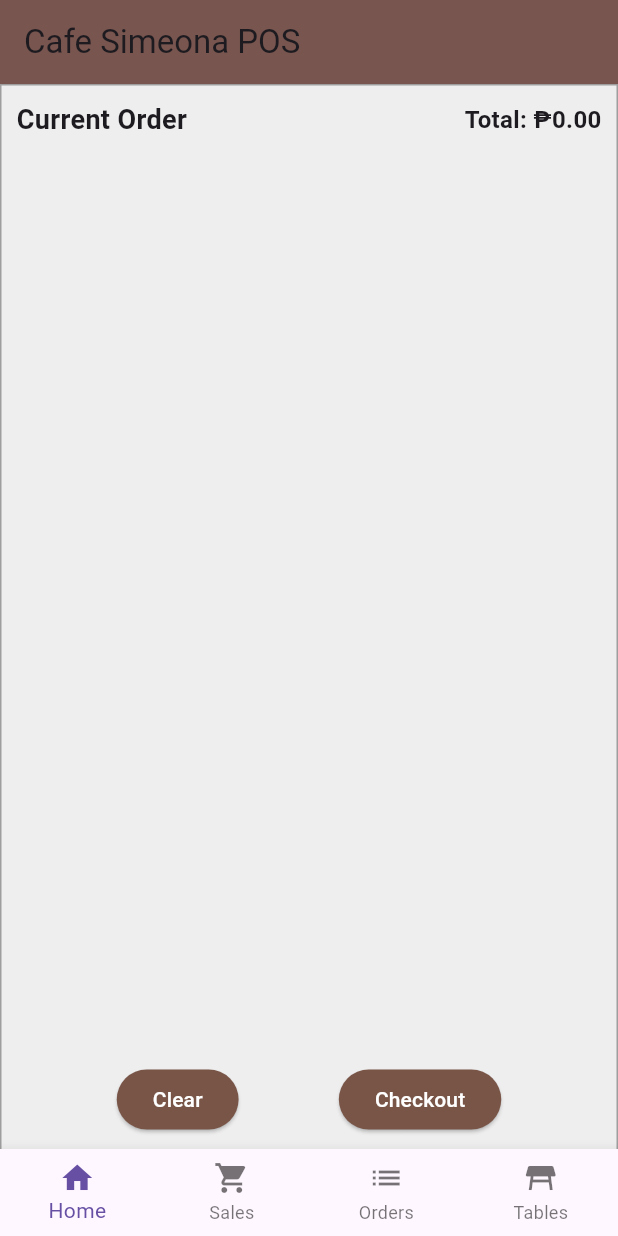
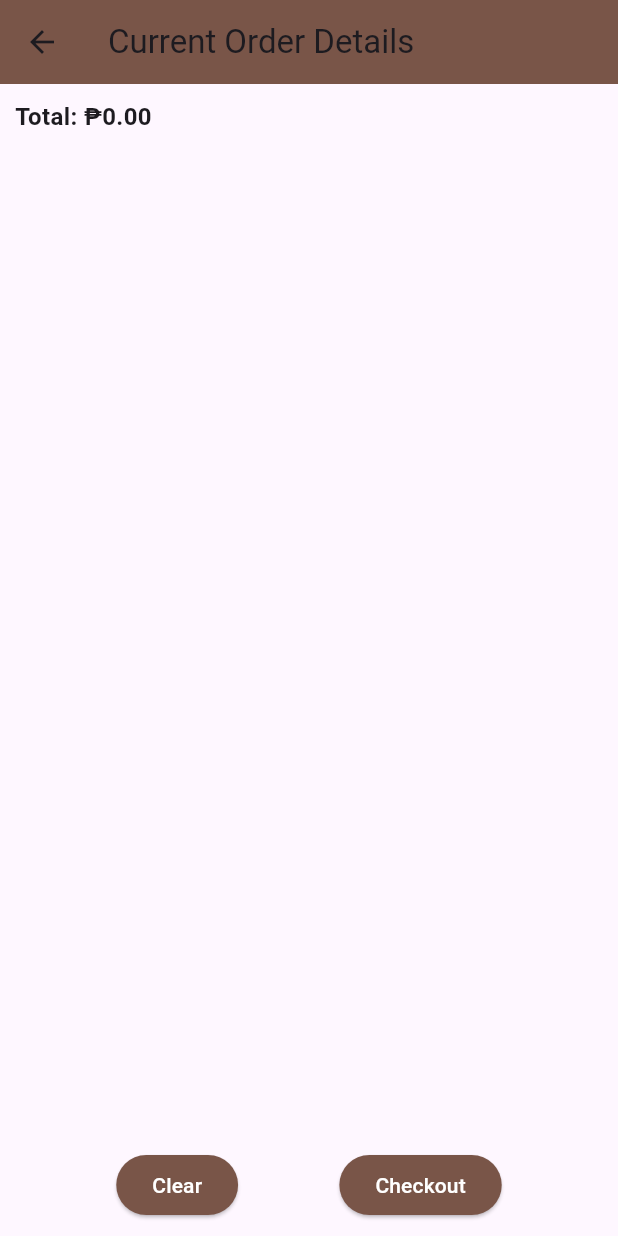
Before and after one commit to Jefgrim/cafe_simeona, a Flutter app: the screen it shows after launch, scrolled down 46 dp, after a tap on "Current Order", on a phone screen of 412 x 824 dp. Run offline on Flutter 3.47's test engine with Material 3 defaults, Android fonts, the phone set to English and light mode, and no system bars.

Commit message:
current order details fix

```diff
--- /dev/null
+++ b/lib/pages/current_order_page.dart
@@ -0,0 +1,74 @@
+import 'package:flutter/material.dart';
+
+class CurrentOrderPage extends StatelessWidget {
+  final List<Map<String, dynamic>> currentOrder;
+  final double total;
+  final VoidCallback clearOrder;
+
+  const CurrentOrderPage({
+    Key? key,
+    required this.currentOrder,
+    required this.total,
+    required this.clearOrder,
+  }) : super(key: key);
+
+  @override
+  Widget build(BuildContext context) {
+    return Scaffold(
+      appBar: AppBar(
+        title: const Text('Current Order Details'),
+        backgroundColor: Colors.brown,
+      ),
+      body: Padding(
+        padding: const EdgeInsets.all(10.0),
+        child: Column(
+          crossAxisAlignment: CrossAxisAlignment.start,
+          children: [
+            Text('Total: ₱${total.toStringAsFixed(2)}',
+                style: const TextStyle(fontSize: 16, fontWeight: FontWeight.bold)),
+            const SizedBox(height: 10),
+            Expanded(
+              child: ListView.builder(
+                itemCount: currentOrder.length,
+                itemBuilder: (context, index) {
+                  return ListTile(
+                    title: Text('${currentOrder[index]['name']} x ${currentOrder[index]['quantity']}'),
+                    trailing: Text(
+                        '₱${(currentOrder[index]['price'] * currentOrder[index]['quantity']).toStringAsFixed(2)}'),
+                  );
+                },
+              ),
+            ),
+            Row(
+              mainAxisAlignment: MainAxisAlignment.spaceEvenly,
+              children: [
+                ElevatedButton(
+                  onPressed: () {
+                    clearOrder();
+                    Navigator.pop(context);
+                  },
+                  style: ElevatedButton.styleFrom(
+                      backgroundColor: Colors.brown, foregroundColor: Colors.white),
+                  child: const Text('Clear'),
+                ),
+                ElevatedButton(
+                  onPressed: () {
+                    // Implement checkout logic
+                    ScaffoldMessenger.of(context).showSnackBar(
+                      const SnackBar(content: Text('Checkout successful! (Not really)')),
+                    );
+                    clearOrder();
+                    Navigator.pop(context);
+                  },
+                  style: ElevatedButton.styleFrom(
+                      backgroundColor: Colors.brown, foregroundColor: Colors.white),
+                  child: const Text('Checkout'),
+                ),
+              ],
+            ),
+          ],
+        ),
+      ),
+    );
+  }
+}
--- a/lib/pages/home_page.dart
+++ b/lib/pages/home_page.dart
@@ -1,7 +1,8 @@
 import 'package:flutter/material.dart';
+import 'package:cafe_simeona/pages/current_order_page.dart';
 
 class HomePage extends StatefulWidget {
-  const HomePage({super.key});
+  const HomePage({Key? key}) : super(key: key);
 
   @override
   State<HomePage> createState() => _HomePageState();
@@ -23,7 +24,6 @@ class _HomePageState extends State<HomePage> {
 
   List<Map<String, dynamic>> currentOrder = [];
   double total = 0.0;
-  bool isOrderExpanded = false;
 
   void addItemToOrder(Map<String, dynamic> item) {
     setState(() {
@@ -63,10 +63,17 @@ class _HomePageState extends State<HomePage> {
         0.0, (sum, item) => sum + (item['price'] * item['quantity']));
   }
 
-  void toggleOrderVisibility() {
-    setState(() {
-      isOrderExpanded = !isOrderExpanded;
-    });
+  void _navigateToCurrentOrderPage() {
+    Navigator.push(
+      context,
+      MaterialPageRoute(
+        builder: (context) => CurrentOrderPage(
+          currentOrder: currentOrder,
+          total: total,
+          clearOrder: clearOrder,
+        ),
+      ),
+    );
   }
 
   @override
@@ -109,64 +116,24 @@ class _HomePageState extends State<HomePage> {
             ),
           ),
           GestureDetector(
-            onTap: toggleOrderVisibility,
-            child: AnimatedContainer(
-              duration: const Duration(milliseconds: 300),
-              height: isOrderExpanded ? MediaQuery.of(context).size.height - AppBar().preferredSize.height - kBottomNavigationBarHeight : 60,
-              padding: const EdgeInsets.all(10),
+            onTap: _navigateToCurrentOrderPage,
+            child: Container(
+              height: 60,
               decoration: BoxDecoration(
                 color: Colors.grey[200],
                 border: Border.all(color: Colors.grey),
               ),
-              child: Column(
-                children: [
-                  Row(
-                    mainAxisAlignment: MainAxisAlignment.spaceBetween,
-                    children: [
-                      const Text('Current Order', style: TextStyle(fontSize: 18, fontWeight: FontWeight.bold)),
-                      Text('Total: ₱${total.toStringAsFixed(2)}', style: const TextStyle(fontSize: 16, fontWeight: FontWeight.bold)),
-                    ],
-                  ),
-                  if (isOrderExpanded)
-                    Expanded(
-                      child: ListView.builder(
-                        itemCount: currentOrder.length,
-                        itemBuilder: (context, index) {
-                          return ListTile(
-                            title: Text(
-                                '${currentOrder[index]['name']} x ${currentOrder[index]['quantity']}'),
-                            trailing: Text(
-                                '₱${(currentOrder[index]['price'] * currentOrder[index]['quantity']).toStringAsFixed(2)}'),
-                          );
-                        },
-                      ),
-                    ),
-                  if (isOrderExpanded)
-                    Row(
-                      mainAxisAlignment: MainAxisAlignment.spaceEvenly,
-                      children: [
-                        ElevatedButton(
-                          onPressed: clearOrder,
-                          style: ElevatedButton.styleFrom(
-                              backgroundColor: Colors.brown, foregroundColor: Colors.white),
-                          child: const Text('Clear'),
-                        ),
-                        ElevatedButton(
-                          onPressed: () {
-                            // Implement checkout logic
-                            ScaffoldMessenger.of(context).showSnackBar(
-                              const SnackBar(
-                                  content: Text('Checkout successful! (Not really)')),
-                            );
-                            clearOrder();
-                          },
-                          style: ElevatedButton.styleFrom(
-                              backgroundColor: Colors.brown, foregroundColor: Colors.white),
-                          child: const Text('Checkout'),
-                        ),
-                      ],
-                    ),
-                ],
+              child: Padding(
+                padding: const EdgeInsets.all(10.0),
+                child: Row(
+                  mainAxisAlignment: MainAxisAlignment.spaceBetween,
+                  children: [
+                    const Text('Current Order',
+                        style: TextStyle(fontSize: 18, fontWeight: FontWeight.bold)),
+                    Text('Total: ₱${total.toStringAsFixed(2)}',
+                        style: const TextStyle(fontSize: 16, fontWeight: FontWeight.bold)),
+                  ],
+                ),
               ),
             ),
           ),
```
